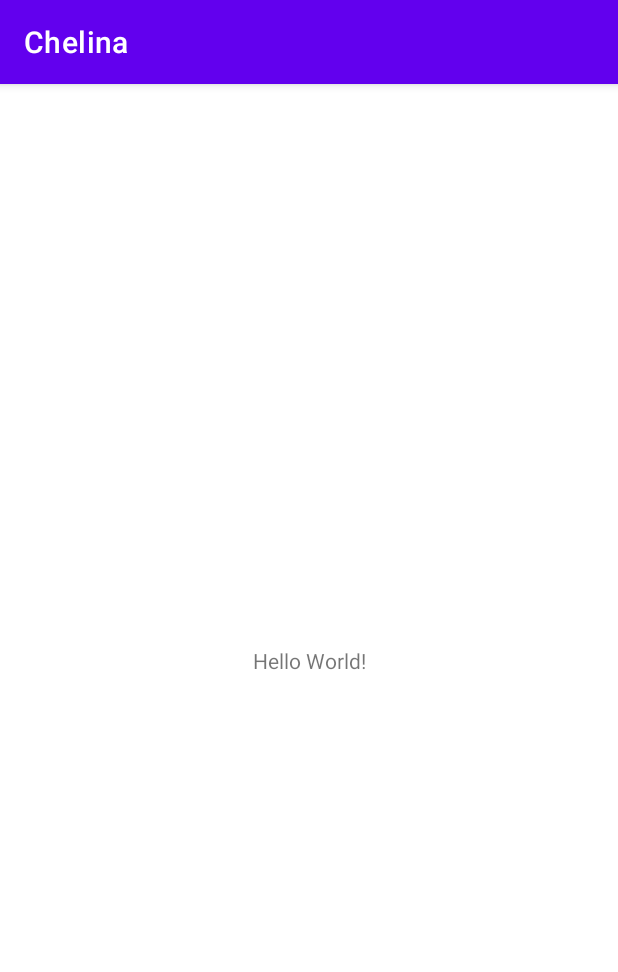
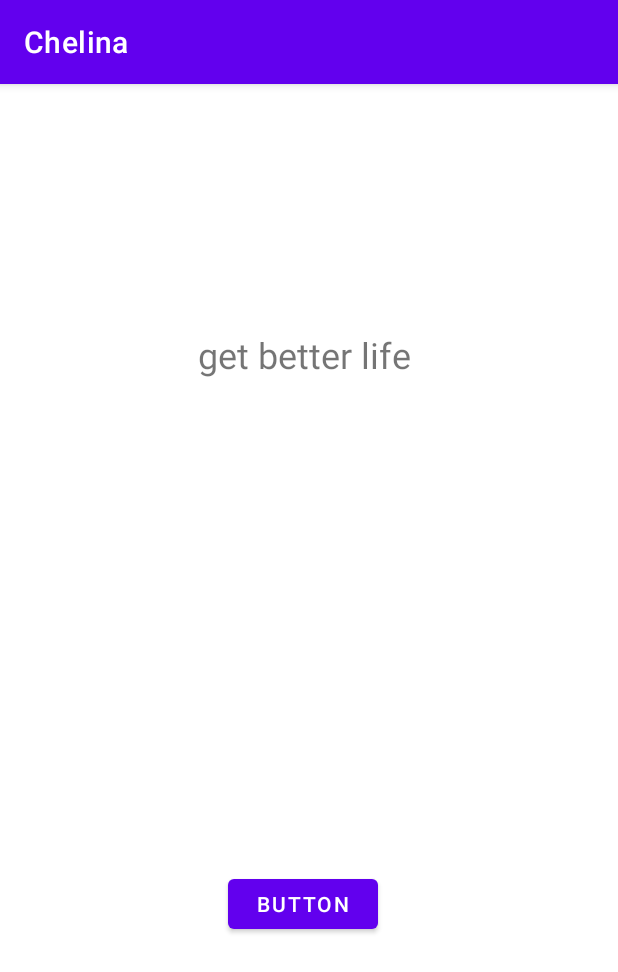
Before and after one commit to xe1230/Cheina, an Android app: the screen it shows after launch (MainActivity), on a phone screen of 412 x 824 dp. Shown: the top 972 px of the screen. Run offline under Robolectric (Android 15) with nearby library versions, the phone set to English and light mode, and no system bars.

```diff
--- a/app/build.gradle
+++ b/app/build.gradle
@@ -4,12 +4,12 @@ plugins {
 
 android {
     namespace 'com.example.chelina'
-    compileSdk 33
+    compileSdk 34
 
     defaultConfig {
         applicationId "com.example.chelina"
         minSdk 33
-        targetSdk 33
+        targetSdk 34
         versionCode 1
         versionName "1.0"
 
--- a/app/src/main/AndroidManifest.xml
+++ b/app/src/main/AndroidManifest.xml
@@ -11,6 +11,10 @@
         android:supportsRtl="true"
         android:theme="@style/Theme.Chelina"
         tools:targetApi="31">
+        <meta-data
+            android:name="com.google.android.actions"
+            android:value=""  />
+<!--        android:resource="@xml/frm_execute"-->
         <activity
             android:name=".MainActivity"
             android:exported="true">
@@ -24,6 +28,8 @@
                 android:name="android.app.lib_name"
                 android:value="" />
         </activity>
+
+        <activity android:name=".Act_execute"/>
     </application>
 
 </manifest>
--- a/app/src/main/java/com/example/chelina/MainActivity.java
+++ b/app/src/main/java/com/example/chelina/MainActivity.java
@@ -2,15 +2,38 @@ package com.example.chelina;
 
 import androidx.appcompat.app.AppCompatActivity;
 
+import android.content.Intent;
 import android.os.Bundle;
+import android.view.View;
+import android.widget.Button;
 
 public class MainActivity extends AppCompatActivity
 {
+    Button btn_OpenNew;
 
     @Override
     protected void onCreate(Bundle savedInstanceState)
     {
         super.onCreate(savedInstanceState);
         setContentView(R.layout.activity_main);
+
+        btn_OpenNew = (Button) findViewById(R.id.btn_openExecute);
+
+    }
+
+
+    public void onClick(View view)
+    {
+        Intent intent = new Intent(getApplicationContext(),Act_execute.class);
+        startActivity(intent);
+        //Intent intent = new Intent(getApplicationContext(),Act_execute.class);
+        //startActivity(intent);
+        //AlertDialog.Builder builder = new AlertDialog.Builder(MainActivity.this);
+        //builder.setTitle("Tilte");
+        //builder.setMessage("내용입니다.");
+        //builder.setPositiveButton("yes",null);
+        //builder.setNegativeButton("아니요",null);
+        //builder.setNeutralButton("취소",null);
+        //builder.create().show();
     }
 }
--- a/app/src/main/res/layout/activity_main.xml
+++ b/app/src/main/res/layout/activity_main.xml
@@ -6,13 +6,25 @@
     android:layout_height="match_parent"
     tools:context=".MainActivity">
 
-    <TextView
-        android:layout_width="wrap_content"
-        android:layout_height="wrap_content"
-        android:text="Hello World!"
-        app:layout_constraintBottom_toBottomOf="parent"
-        app:layout_constraintEnd_toEndOf="parent"
+    <Button
+        android:id="@+id/btn_openExecute"
+        android:layout_width="100dp"
+        android:layout_height="45dp"
+        android:layout_marginStart="152dp"
+        android:layout_marginTop="524dp"
+        android:text="Button"
+        android:onClick="onClick"
         app:layout_constraintStart_toStartOf="parent"
         app:layout_constraintTop_toTopOf="parent" />
 
+    <TextView
+        android:id="@+id/edit_moto"
+        android:layout_width="wrap_content"
+        android:layout_height="wrap_content"
+        android:layout_marginStart="132dp"
+        android:layout_marginTop="164dp"
+        android:text="get better life"
+        android:textSize="24sp"
+        app:layout_constraintStart_toStartOf="parent"
+        app:layout_constraintTop_toTopOf="parent"/>
 </androidx.constraintlayout.widget.ConstraintLayout>
```
Also changed, not shown: app/src/main/java/com/example/chelina/Act_execute.java (added, +133 -0 lines), app/src/main/res/layout/frm_execute.xml (added, +86 -0 lines).
